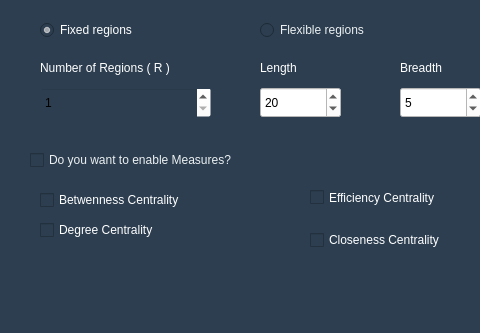
Before: the Qt Designer form mainwindow.ui in Trindad/network-topologies-generator-frontend, drawn with Qt 5; both pictures show x 0 to 480 and y 303 to 636 of the 799 by 636 pixel window.
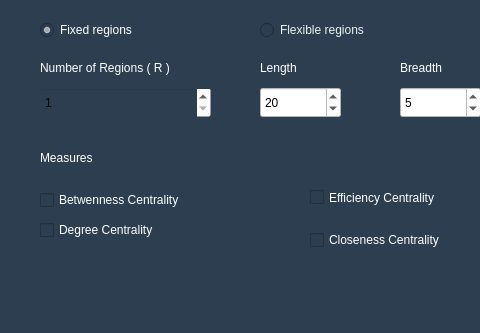
After: the same form once the commit is applied.

Commit message: Retirando opção de ativação para medidas de centralidade

Patch:
```diff
--- a/mainwindow.ui
+++ b/mainwindow.ui
@@ -504,194 +504,6 @@
      </property>
     </item>
    </widget>
-   <widget class="QCheckBox" name="measures">
-    <property name="geometry">
-     <rect>
-      <x>30</x>
-      <y>450</y>
-      <width>291</width>
-      <height>26</height>
-     </rect>
-    </property>
-    <property name="palette">
-     <palette>
-      <active>
-       <colorrole role="WindowText">
-        <brush brushstyle="SolidPattern">
-         <color alpha="255">
-          <red>236</red>
-          <green>240</green>
-          <blue>241</blue>
-         </color>
-        </brush>
-       </colorrole>
-       <colorrole role="Button">
-        <brush brushstyle="SolidPattern">
-         <color alpha="255">
-          <red>44</red>
-          <green>62</green>
-          <blue>80</blue>
-         </color>
-        </brush>
-       </colorrole>
-       <colorrole role="Text">
-        <brush brushstyle="SolidPattern">
-         <color alpha="255">
-          <red>236</red>
-          <green>240</green>
-          <blue>241</blue>
-         </color>
-        </brush>
-       </colorrole>
-       <colorrole role="ButtonText">
-        <brush brushstyle="SolidPattern">
-         <color alpha="255">
-          <red>236</red>
-          <green>240</green>
-          <blue>241</blue>
-         </color>
-        </brush>
-       </colorrole>
-       <colorrole role="Base">
-        <brush brushstyle="SolidPattern">
-         <color alpha="255">
-          <red>44</red>
-          <green>62</green>
-          <blue>80</blue>
-         </color>
-        </brush>
-       </colorrole>
-       <colorrole role="Window">
-        <brush brushstyle="SolidPattern">
-         <color alpha="255">
-          <red>44</red>
-          <green>62</green>
-          <blue>80</blue>
-         </color>
-        </brush>
-       </colorrole>
-      </active>
-      <inactive>
-       <colorrole role="WindowText">
-        <brush brushstyle="SolidPattern">
-         <color alpha="255">
-          <red>236</red>
-          <green>240</green>
-          <blue>241</blue>
-         </color>
-        </brush>
-       </colorrole>
-       <colorrole role="Button">
-        <brush brushstyle="SolidPattern">
-         <color alpha="255">
-          <red>44</red>
-          <green>62</green>
-          <blue>80</blue>
-         </color>
-        </brush>
-       </colorrole>
-       <colorrole role="Text">
-        <brush brushstyle="SolidPattern">
-         <color alpha="255">
-          <red>236</red>
-          <green>240</green>
-          <blue>241</blue>
-         </color>
-        </brush>
-       </colorrole>
-       <colorrole role="ButtonText">
-        <brush brushstyle="SolidPattern">
-         <color alpha="255">
-          <red>236</red>
-          <green>240</green>
-          <blue>241</blue>
-         </color>
-        </brush>
-       </colorrole>
-       <colorrole role="Base">
-        <brush brushstyle="SolidPattern">
-         <color alpha="255">
-          <red>44</red>
-          <green>62</green>
-          <blue>80</blue>
-         </color>
-        </brush>
-       </colorrole>
-       <colorrole role="Window">
-        <brush brushstyle="SolidPattern">
-         <color alpha="255">
-          <red>44</red>
-          <green>62</green>
-          <blue>80</blue>
-         </color>
-        </brush>
-       </colorrole>
-      </inactive>
-      <disabled>
-       <colorrole role="WindowText">
-        <brush brushstyle="SolidPattern">
-         <color alpha="255">
-          <red>236</red>
-          <green>240</green>
-          <blue>241</blue>
-         </color>
-        </brush>
-       </colorrole>
-       <colorrole role="Button">
-        <brush brushstyle="SolidPattern">
-         <color alpha="255">
-          <red>44</red>
-          <green>62</green>
-          <blue>80</blue>
-         </color>
-        </brush>
-       </colorrole>
-       <colorrole role="Text">
-        <brush brushstyle="SolidPattern">
-         <color alpha="255">
-          <red>236</red>
-          <green>240</green>
-          <blue>241</blue>
-         </color>
-        </brush>
-       </colorrole>
-       <colorrole role="ButtonText">
-        <brush brushstyle="SolidPattern">
-         <color alpha="255">
-          <red>236</red>
-          <green>240</green>
-          <blue>241</blue>
-         </color>
-        </brush>
-       </colorrole>
-       <colorrole role="Base">
-        <brush brushstyle="SolidPattern">
-         <color alpha="255">
-          <red>44</red>
-          <green>62</green>
-          <blue>80</blue>
-         </color>
-        </brush>
-       </colorrole>
-       <colorrole role="Window">
-        <brush brushstyle="SolidPattern">
-         <color alpha="255">
-          <red>44</red>
-          <green>62</green>
-          <blue>80</blue>
-         </color>
-        </brush>
-       </colorrole>
-      </disabled>
-     </palette>
-    </property>
-    <property name="styleSheet">
-     <string notr="true">color:rgb(236, 240, 241)</string>
-    </property>
-    <property name="text">
-     <string>Do you want to enable Measures?</string>
-    </property>
-   </widget>
    <widget class="QCheckBox" name="bc">
     <property name="enabled">
      <bool>false</bool>
@@ -1352,6 +1164,19 @@
      <double>2.000000000000000</double>
     </property>
    </widget>
+   <widget class="QLabel" name="label_18">
+    <property name="geometry">
+     <rect>
+      <x>40</x>
+      <y>450</y>
+      <width>67</width>
+      <height>21</height>
+     </rect>
+    </property>
+    <property name="text">
+     <string>Measures</string>
+    </property>
+   </widget>
    <zorder>fexibleRegions</zorder>
    <zorder>groupBox</zorder>
    <zorder>pushButton</zorder>
```
Left out of the diff: 3 changed lines with no effect on the pictures. The commit also changes 2 other files.
